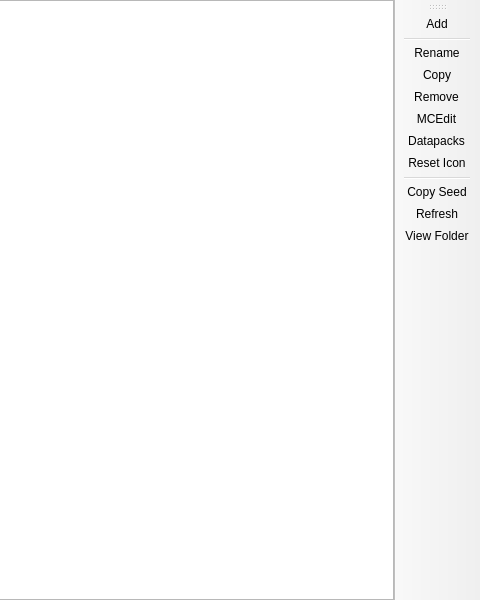
Before: the Qt Designer form launcher/ui/pages/instance/WorldListPage.ui in VorwerkUa2/WerkLauncher, drawn with Qt 5; both pictures show x 320 to 800 and y 0 to 600 of the 800 by 600 pixel window.
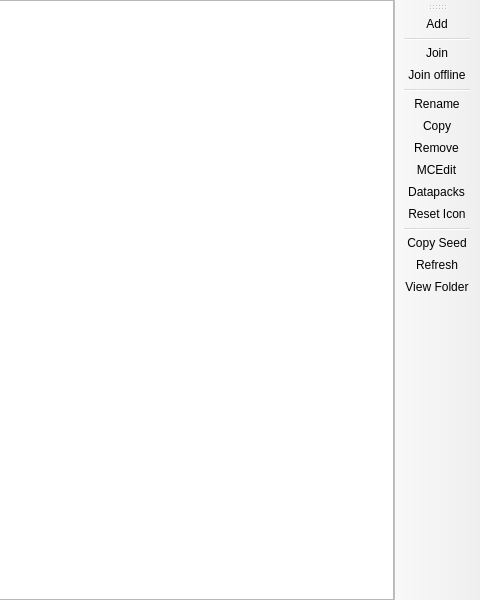
After: the same form once the commit is applied. Custom widgets are drawn as their Qt base class.

Commit message: NOISSUE Add support for launching worlds directly via Quick Play

The edit to the form file:
```diff
--- a/launcher/ui/pages/instance/WorldListPage.ui
+++ b/launcher/ui/pages/instance/WorldListPage.ui
@@ -81,6 +81,9 @@
    </attribute>
    <addaction name="actionAdd"/>
    <addaction name="separator"/>
+   <addaction name="actionJoin" />
+   <addaction name="actionJoinOffline" />
+   <addaction name="separator" />
    <addaction name="actionRename"/>
    <addaction name="actionCopy"/>
    <addaction name="actionRemove"/>
@@ -97,6 +100,22 @@
     <string>Add</string>
    </property>
   </action>
+  <action name="actionJoin">
+   <property name="text">
+    <string>Join</string>
+   </property>
+   <property name="toolTip">
+    <string>Launch the instance directly into the selected world</string>
+   </property>
+  </action>
+  <action name="actionJoinOffline">
+   <property name="text">
+    <string>Join offline</string>
+   </property>
+   <property name="toolTip">
+    <string>Launch the instance in offline mode directly into the selected world</string>
+   </property>
+  </action>
   <action name="actionRename">
    <property name="text">
     <string>Rename</string>
```
The commit also changes 29 other files.
